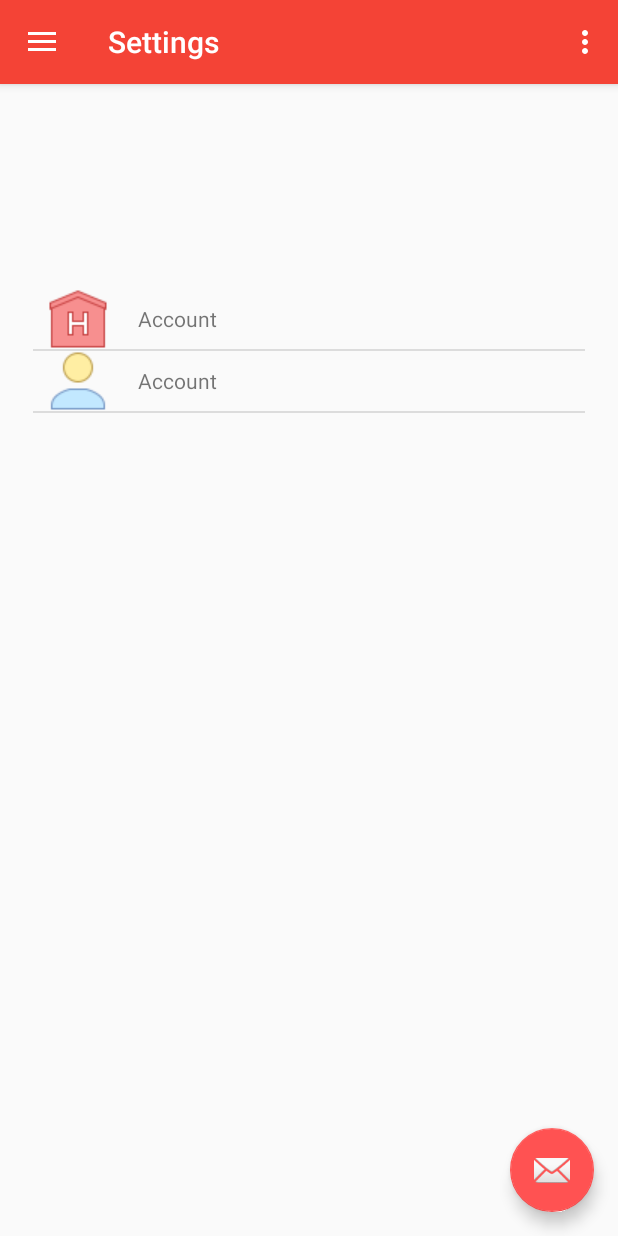
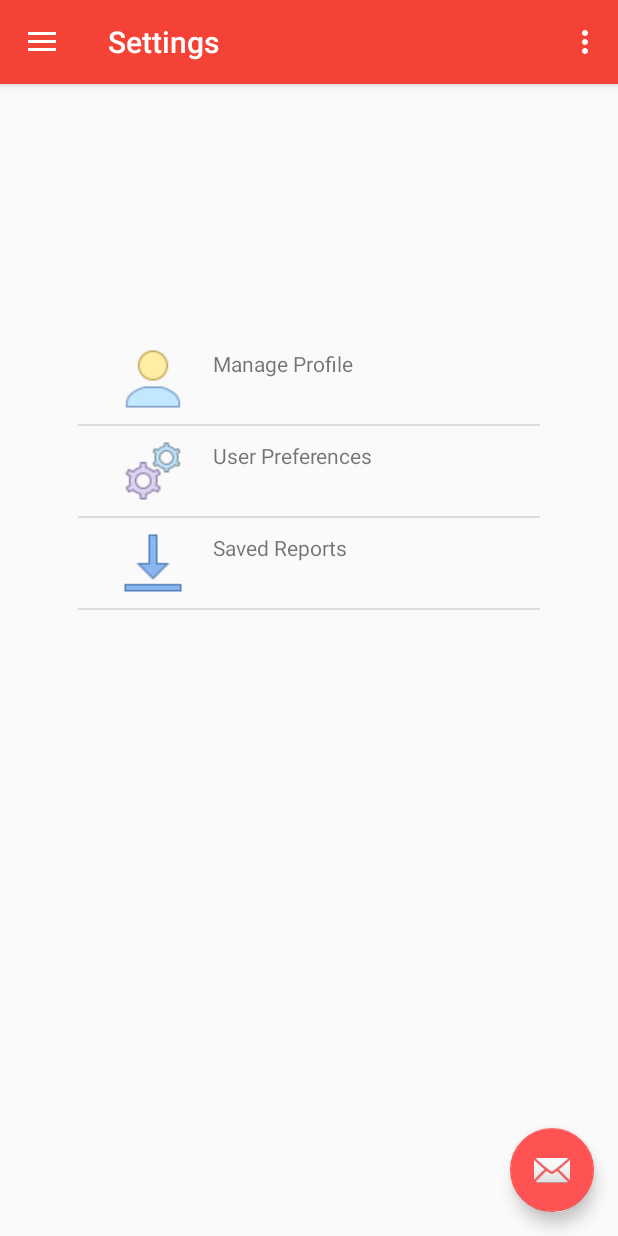
Before and after one commit to joreggie/Ambulert, an Android app: the fragment HospitalFragment placed in its activity, in the side drawer, after a tap on "Settings", on a phone screen of 412 x 824 dp. Run offline under Robolectric (Android 15) with nearby library versions, the phone set to English and light mode, and no system bars.

Commit message:
Added list views for settings and hospitals

```diff
--- /dev/null
+++ b/app/src/main/java/com/ambulert/ambugroup/ambulert/model/AmbulertList.java
@@ -0,0 +1,28 @@
+package com.ambulert.ambugroup.ambulert.model;
+
+public class AmbulertList {
+
+    private int listIcon;
+    private String listTitle;
+
+    public AmbulertList(int listIcon, String listTitle) {
+        this.listIcon = listIcon;
+        this.listTitle = listTitle;
+    }
+
+    public int getListIcon() {
+        return listIcon;
+    }
+
+    public void setListIcon(int listIcon) {
+        this.listIcon = listIcon;
+    }
+
+    public String getListTitle() {
+        return listTitle;
+    }
+
+    public void setListTitle(String listTitle) {
+        this.listTitle = listTitle;
+    }
+}
--- a/app/src/main/java/com/ambulert/ambugroup/ambulert/model/SettingsAdapter.java
+++ b/app/src/main/java/com/ambulert/ambugroup/ambulert/model/ListAdapter.java
@@ -12,26 +12,26 @@ import com.ambulert.ambugroup.ambulert.R;
 
 import java.util.ArrayList;
 
-public class SettingsAdapter extends BaseAdapter {
+public class ListAdapter extends BaseAdapter {
 
     Context context;
-    ArrayList<Setting> list;
+    ArrayList<AmbulertList> ambulertList;
     LayoutInflater inflater;
 
-    public SettingsAdapter(Context context, ArrayList<Setting> list) {
+    public ListAdapter(Context context, ArrayList<AmbulertList> ambulertList) {
         this.context = context;
-        this.list = list;
+        this.ambulertList = ambulertList;
         inflater = (LayoutInflater) context.getSystemService(Context.LAYOUT_INFLATER_SERVICE);
     }
 
     @Override
     public int getCount() {
-        return list.size();
+        return ambulertList.size();
     }
 
     @Override
     public Object getItem(int position) {
-        return list.get(position);
+        return ambulertList.get(position);
     }
 
     @Override
@@ -45,20 +45,12 @@ public class SettingsAdapter extends BaseAdapter {
 
         view = (view == null) ? inflater.inflate(R.layout.layout_settings_item,null) : view;
 
-        ImageView settingIcon = view.findViewById(R.id.settingIcon);
-        TextView settingTitle = view.findViewById(R.id.settingTitle);
-        Setting s = list.get(position);
+        ImageView listIcon = view.findViewById(R.id.settingIcon);
+        TextView listTitle = view.findViewById(R.id.settingTitle);
+        AmbulertList s = ambulertList.get(position);
 
-//        RequestOptions options = new RequestOptions()
-//                .circleCrop()
-//                .diskCacheStrategy(DiskCacheStrategy.NONE)
-//                .skipMemoryCache(true)
-//                .placeholder(R.mipmap.ic_launcher_round)
-//                .error(R.mipmap.ic_launcher_round);
-//
-//        Glide.with(context).load(s.getSettingIcon()).apply(options).into(settingIcon);
-        settingIcon.setImageResource(s.getSettingIcon());
-        settingTitle.setText(s.getSettingTitle());
+        listIcon.setImageResource(s.getListIcon());
+        listTitle.setText(s.getListTitle());
 
         return view;
     }
--- a/app/src/main/java/com/ambulert/ambugroup/ambulert/model/Setting.java
+++ /dev/null
@@ -1,28 +0,0 @@
-package com.ambulert.ambugroup.ambulert.model;
-
-public class Setting {
-
-    private int settingIcon;
-    private String settingTitle;
-
-    public Setting(int settingIcon, String settingTitle) {
-        this.settingIcon = settingIcon;
-        this.settingTitle = settingTitle;
-    }
-
-    public int getSettingIcon() {
-        return settingIcon;
-    }
-
-    public void setSettingIcon(int settingIcon) {
-        this.settingIcon = settingIcon;
-    }
-
-    public String getSettingTitle() {
-        return settingTitle;
-    }
-
-    public void setSettingTitle(String settingTitle) {
-        this.settingTitle = settingTitle;
-    }
-}
--- a/app/src/main/java/com/ambulert/ambugroup/ambulert/navigation/HistoryFragment.java
+++ b/app/src/main/java/com/ambulert/ambugroup/ambulert/navigation/HistoryFragment.java
@@ -11,6 +11,8 @@ import android.view.ViewGroup;
 import com.ambulert.ambugroup.ambulert.R;
 
 public class HistoryFragment extends Fragment {
+
+    private final String TAG="HistoryFragment";
     @Nullable
     @Override
     public View onCreateView(@NonNull LayoutInflater inflater, @Nullable ViewGroup container, @Nullable Bundle savedInstanceState) {
--- a/app/src/main/java/com/ambulert/ambugroup/ambulert/navigation/HospitalFragment.java
+++ b/app/src/main/java/com/ambulert/ambugroup/ambulert/navigation/HospitalFragment.java
@@ -9,9 +9,12 @@ import android.support.v4.app.Fragment;
 import android.view.LayoutInflater;
 import android.view.View;
 import android.view.ViewGroup;
+import android.widget.ListView;
 import android.widget.Toast;
 
 import com.ambulert.ambugroup.ambulert.R;
+import com.ambulert.ambugroup.ambulert.model.AmbulertList;
+import com.ambulert.ambugroup.ambulert.model.ListAdapter;
 import com.google.android.gms.maps.CameraUpdate;
 import com.google.android.gms.maps.CameraUpdateFactory;
 import com.google.android.gms.maps.GoogleMap;
@@ -30,6 +33,10 @@ public class HospitalFragment  extends Fragment implements OnMapReadyCallback {
     private final String TAG = "HospitalFragment";
     ArrayList<Marker> markers = new ArrayList<Marker>();
     private GoogleMap googleMap;
+    ListView lv ;
+    ArrayList<AmbulertList> ambulertList = new ArrayList<>();
+    ListAdapter adapter ;
+
 
     @Nullable
     @Override
@@ -44,6 +51,13 @@ public class HospitalFragment  extends Fragment implements OnMapReadyCallback {
         SupportMapFragment supportMapFragment = (SupportMapFragment) getChildFragmentManager().findFragmentById(R.id.map);
         supportMapFragment.getMapAsync(this);
 
+        lv = view.findViewById(R.id.listHospital);
+        adapter = new ListAdapter(getActivity(), ambulertList);
+
+        ambulertList.add(new AmbulertList(R.drawable.hospital,"Chong Hua Hospital"));
+        ambulertList.add(new AmbulertList(R.drawable.hospital,"St. Vincent Hospital"));
+
+        lv.setAdapter(adapter);
     }
 
     @Override
@@ -76,8 +90,6 @@ public class HospitalFragment  extends Fragment implements OnMapReadyCallback {
 
     }
 
-
-
     private void goToLocationZoom(double lat, double lng, float zoom) {
         LatLng ll = new LatLng(lat, lng);
         CameraUpdate update = CameraUpdateFactory.newLatLngZoom(ll, zoom);
--- a/app/src/main/java/com/ambulert/ambugroup/ambulert/navigation/SettingsFragment.java
+++ b/app/src/main/java/com/ambulert/ambugroup/ambulert/navigation/SettingsFragment.java
@@ -12,16 +12,17 @@ import android.widget.ListView;
 import android.widget.Toast;
 
 import com.ambulert.ambugroup.ambulert.R;
-import com.ambulert.ambugroup.ambulert.model.Setting;
-import com.ambulert.ambugroup.ambulert.model.SettingsAdapter;
+import com.ambulert.ambugroup.ambulert.model.AmbulertList;
+import com.ambulert.ambugroup.ambulert.model.ListAdapter;
 
 import java.util.ArrayList;
 
 public class SettingsFragment extends Fragment {
 
+    private final String TAG = "SettingsFragment";
     ListView lv;
-    ArrayList<Setting> list = new ArrayList<>();
-    SettingsAdapter adapter;
+    ArrayList<AmbulertList> ambulertList = new ArrayList<>();
+    ListAdapter adapter;
 
     @Nullable
     @Override
@@ -34,10 +35,12 @@ public class SettingsFragment extends Fragment {
         super.onViewCreated(view, savedInstanceState);
 
         lv = view.findViewById(R.id.listSettings);
-        adapter = new SettingsAdapter(getActivity(), list);
+        adapter = new ListAdapter(getActivity(), ambulertList);
 
-        list.add(new Setting(R.drawable.hospital,"Account"));
-        list.add(new Setting(R.drawable.user,"Account"));
+        ambulertList.add(new AmbulertList(R.drawable.user,"Manage Profile"));
+        ambulertList.add(new AmbulertList(R.drawable.preference,"User Preferences"));
+        ambulertList.add(new AmbulertList(R.drawable.downloads,"Saved Reports"));
+
 
         lv.setAdapter(adapter);
 
--- a/app/src/main/java/com/ambulert/ambugroup/ambulert/navigation/SupportFragment.java
+++ b/app/src/main/java/com/ambulert/ambugroup/ambulert/navigation/SupportFragment.java
@@ -11,6 +11,8 @@ import android.view.ViewGroup;
 import com.ambulert.ambugroup.ambulert.R;
 
 public class SupportFragment extends Fragment {
+
+    private final String TAG="SupportFragment";
     @Nullable
     @Override
     public View onCreateView(@NonNull LayoutInflater inflater, @Nullable ViewGroup container, @Nullable Bundle savedInstanceState) {
--- a/app/src/main/res/layout/fragment_settings.xml
+++ b/app/src/main/res/layout/fragment_settings.xml
@@ -7,5 +7,8 @@
     <ListView
         android:id="@+id/listSettings"
         android:layout_width="match_parent"
-        android:layout_height="match_parent" />
+        android:layout_height="match_parent"
+        android:layout_margin="30dp"
+        android:layout_marginLeft="30dp"
+        android:layout_marginRight="30dp" />
 </LinearLayout>
--- a/app/src/main/res/layout/layout_settings_item.xml
+++ b/app/src/main/res/layout/layout_settings_item.xml
@@ -9,7 +9,9 @@
         android:id="@+id/settingIcon"
         android:layout_width="40dp"
         android:layout_height="40dp"
-        android:layout_marginLeft="10dp"
+        android:layout_marginLeft="30dp"
+        android:layout_marginTop="10dp"
+        android:layout_marginBottom="10dp"
         android:layout_weight="0"
         app:srcCompat="@mipmap/ic_launcher_round" />
 
@@ -19,6 +21,7 @@
         android:layout_height="wrap_content"
         android:layout_marginLeft="20dp"
         android:layout_marginTop="10dp"
+        android:layout_marginBottom="10dp"
         android:layout_weight="1"
         android:text="TextView" />
 </LinearLayout>
```
Also changed, not shown: app/src/main/res/layout/fragment_hospital.xml (+10 -1 lines), app/src/main/res/layout/layout_history_item.xml (+66 -0 lines), app/src/main/res/layout/layout_hospital_item.xml (+21 -2 lines), app/src/main/res/drawable/downloads.png (added), app/src/main/res/drawable/preference.png (added).
